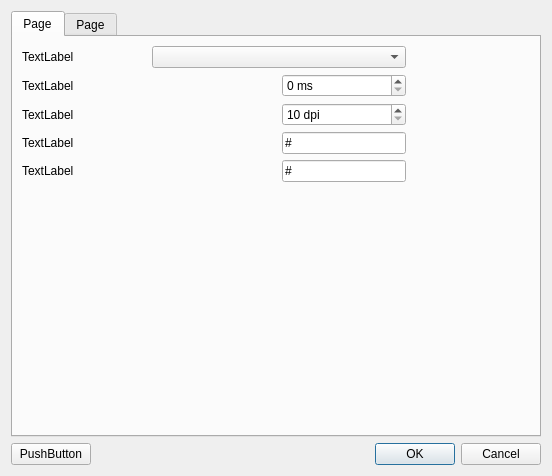
MuffyPuff/StrahCalc, file src/mufsettings_w.ui: the form before one commit.
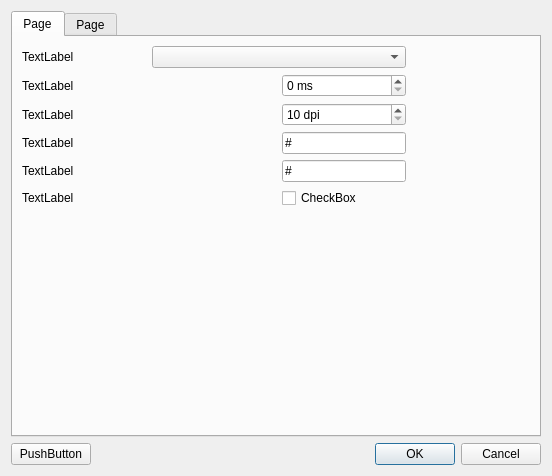
The form after the commit.

Patch:
```diff
--- a/src/mufsettings_w.ui
+++ b/src/mufsettings_w.ui
@@ -59,7 +59,7 @@
          <item row="0" column="1" colspan="2">
           <widget class="QComboBox" name="lang_v"/>
          </item>
-         <item row="5" column="2">
+         <item row="6" column="2">
           <spacer name="horizontalSpacer_4">
            <property name="orientation">
             <enum>Qt::Horizontal</enum>
@@ -72,7 +72,7 @@
            </property>
           </spacer>
          </item>
-         <item row="5" column="0">
+         <item row="6" column="0">
           <spacer name="horizontalSpacer_3">
            <property name="orientation">
             <enum>Qt::Horizontal</enum>
@@ -85,7 +85,7 @@
            </property>
           </spacer>
          </item>
-         <item row="5" column="1">
+         <item row="6" column="1">
           <spacer name="horizontalSpacer_2">
            <property name="orientation">
             <enum>Qt::Horizontal</enum>
@@ -191,6 +191,20 @@
            </property>
           </widget>
          </item>
+         <item row="5" column="0">
+          <widget class="QLabel" name="plot_l">
+           <property name="text">
+            <string>TextLabel</string>
+           </property>
+          </widget>
+         </item>
+         <item row="5" column="2">
+          <widget class="QCheckBox" name="plot_v">
+           <property name="text">
+            <string>CheckBox</string>
+           </property>
+          </widget>
+         </item>
         </layout>
        </item>
        <item row="3" column="0">
```
